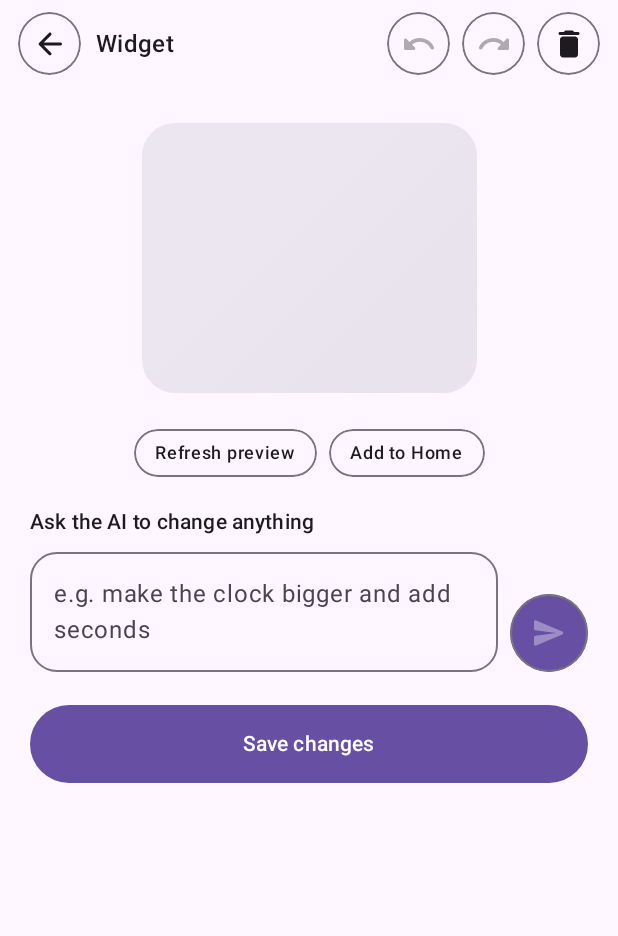
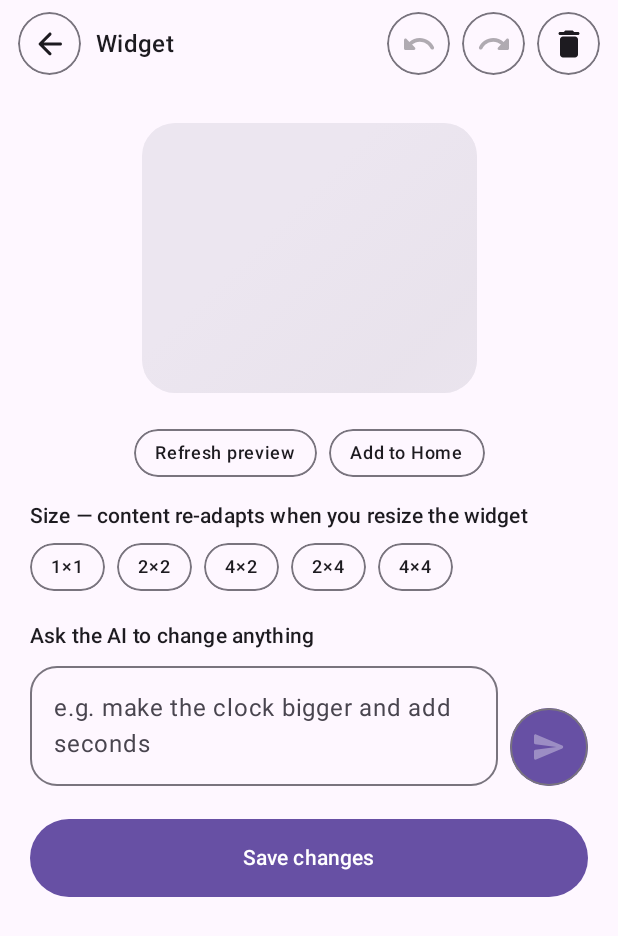
Before and after one commit to Shishir-ip/Widgeon, an Android app built with Jetpack Compose: the composable EditorScreen called with empty values, on a phone screen of 412 x 824 dp. Shown: the top 936 px of the screen. Run offline under Robolectric (Android 15) with nearby library versions, the phone set to English and light mode, and no system bars; pictures from the network do not load.

Commit message:
v1.3.0 — size-faithful generation & resize-adaptive rendering
- Renderer computes an adaptive scale (actual widget size vs the design's
  nominal grid size) and proportionally scales fonts, gaps, padding,
  fixed element sizes and corner radii — resizing a widget on the home
  screen now re-renders content fitted to the new size.
- The user's grid selection is now authoritative on create; refine keeps
  the established size.
- Editor gains size chips (1x1..4x4) to retarget a design after creation.

```diff
--- a/app/build.gradle.kts
+++ b/app/build.gradle.kts
@@ -22,8 +22,8 @@ android {
         applicationId = "com.widgeon.app"
         minSdk = 26
         targetSdk = 35
-        versionCode = 3
-        versionName = "1.2.0"
+        versionCode = 4
+        versionName = "1.3.0"
         vectorDrawables { useSupportLibrary = true }
     }
 
--- a/app/src/main/java/com/widgeon/app/ai/PromptBuilder.kt
+++ b/app/src/main/java/com/widgeon/app/ai/PromptBuilder.kt
@@ -117,8 +117,10 @@ contentHeight = visibleHeight − 2×padding − gaps. Example for 2×2 with pad
         sb.append("Design an Android home-screen widget.\n\n")
         sb.append("USER REQUEST (obey it literally — this defines the widget's content):\n“").append(req.prompt.trim()).append("”\n")
         sb.append("\nGRID SIZE: ").append(req.cols).append('x').append(req.rows)
-            .append(" (visible area approx ").append(approx.first).append('x').append(approx.second)
-            .append(" dp — follow the composition guide for this size).\n")
+            .append(" (set \"cols\": ").append(req.cols).append(" and \"rows\": ").append(req.rows)
+            .append(" EXACTLY — this is the user's chosen size, and the visible area is approx ")
+            .append(approx.first).append('x').append(approx.second)
+            .append(" dp — follow the composition guide for it).\n")
         sb.append("\nSTYLE: ").append(req.style).append(" — ").append(style).append('\n')
         if (req.accent.isNotBlank()) sb.append("\nACCENT COLOR: use ").append(req.accent).append(" as the only accent (background/text stay monochrome).\n")
         sb.append("\nCORNER RADIUS: ").append(req.cornerRadius).append("dp.\n")
--- a/app/src/main/java/com/widgeon/app/ui/screens/EditorScreen.kt
+++ b/app/src/main/java/com/widgeon/app/ui/screens/EditorScreen.kt
@@ -5,6 +5,7 @@ import androidx.compose.animation.AnimatedVisibility
 import androidx.compose.animation.fadeIn
 import androidx.compose.animation.fadeOut
 import androidx.compose.animation.slideInVertically
+import androidx.compose.foundation.horizontalScroll
 import androidx.compose.foundation.Image
 import androidx.compose.foundation.background
 import androidx.compose.foundation.layout.Arrangement
@@ -148,6 +149,14 @@ class EditorViewModel(app: Application, val designId: String) : AndroidViewModel
     fun addImages(names: List<String>) {
         current?.let { d ->
             push(d.copy(images = (d.images + names).distinct().take(12)))
+            persist()
+        }
+    }
+
+    fun setSize(cols: Int, rows: Int) {
+        val d = current ?: return
+        if (d.cols != cols || d.rows != rows) {
+            push(d.copy(cols = cols, rows = rows))
             persist()
         }
     }
@@ -317,6 +326,26 @@ fun EditorScreen(
                 })
             }
 
+            // ------- Grid size (content re-adapts on the home screen)
+            Spacer(Modifier.height(16.dp))
+            Text(
+                "Size — content re-adapts when you resize the widget",
+                style = MaterialTheme.typography.titleSmall,
+                color = MaterialTheme.colorScheme.onBackground,
+                modifier = Modifier.fillMaxWidth(),
+            )
+            Row(
+                horizontalArrangement = Arrangement.spacedBy(8.dp),
+                modifier = Modifier
+                    .fillMaxWidth()
+                    .padding(top = 8.dp)
+                    .horizontalScrollable(),
+            ) {
+                listOf(1 to 1, 2 to 2, 4 to 2, 2 to 4, 4 to 4).forEach { (c, r) ->
+                    WChip("${c}×$r", selected = design?.cols == c && design?.rows == r, onClick = { vm.setSize(c, r) })
+                }
+            }
+
             // ------- Photos (for image elements)
             if (hasImageSlots && design != null) {
                 Spacer(Modifier.height(18.dp))
@@ -457,6 +486,10 @@ private fun hasImageElement(design: WidgetDesign): Boolean =
     design.elements.any { it.type == "image" || it.elements.any { e -> e.type == "image" } }
 
 @Composable
+private fun Modifier.horizontalScrollable(): Modifier =
+    this.horizontalScroll(rememberScrollState())
+
+@Composable
 private fun PhotoThumb(name: String, onRemove: () -> Unit) {
     val context = LocalContext.current
     var bmp by remember(name) { mutableStateOf<android.graphics.Bitmap?>(null) }
```
Also changed, not shown: app/src/main/java/com/widgeon/app/ai/GenerationEngine.kt (+7 -0 lines), app/src/main/java/com/widgeon/app/render/DesignRenderer.kt (+23 -12 lines).
